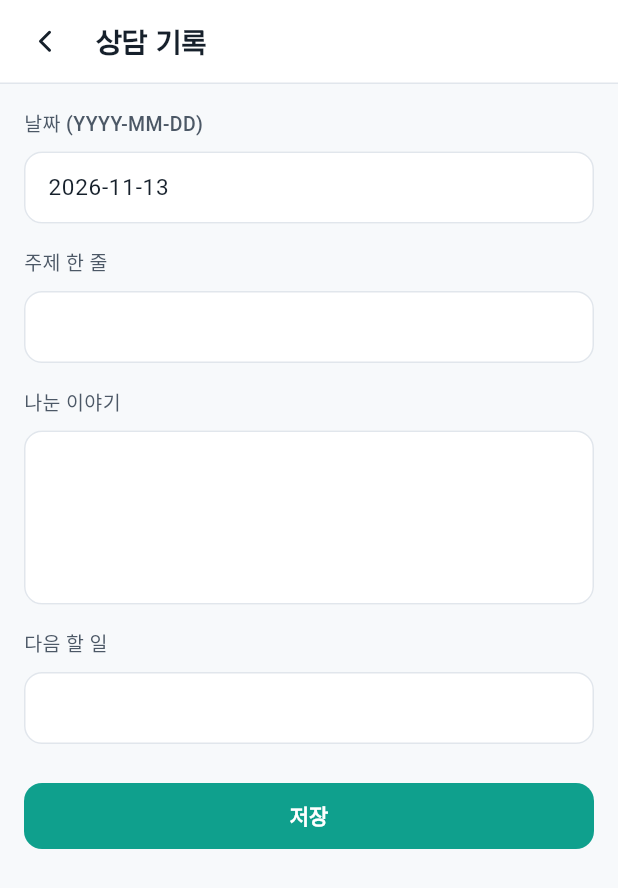
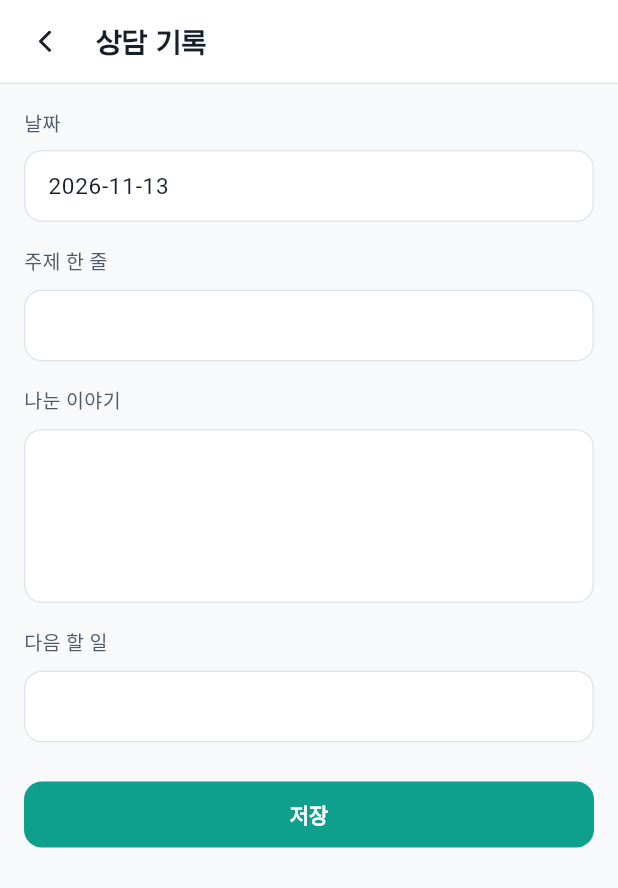
Before and after one commit to yahr/MyTechUncle, a Flutter app: the ConsultationForm widget shown alone on an empty page, opened directly with empty values, on a phone screen of 412 x 824 dp. Shown: the top 888 px of the screen. Run offline on Flutter 3.47's test engine with Material 3 defaults, Android fonts, the phone set to English and light mode, and no system bars; our stand-ins replace lucide_icons_flutter, shared_preferences; accounts and stored records are empty; network calls fail.

Commit message:
앱: 상담 기록 날짜 라벨에서 형식을 빼고 칸 안 안내로 (1.0.0+10)

```diff
--- a/app/lib/screens.dart
+++ b/app/lib/screens.dart
@@ -515,6 +515,7 @@ class _FormPageState extends State<_FormPage> {
               padding: const EdgeInsets.only(bottom: 16),
               child: DsField(
                 label: f.$2,
+                hint: f.$1 == 'date' ? 'YYYY-MM-DD' : null, // 날짜 형식은 라벨이 아니라 칸 안 안내로(구독 폼과 같게)
                 controller: ctl[f.$1]!,
                 minLines: f.multiline ? 4 : 1,
                 maxLines: f.multiline ? 12 : 1,
@@ -558,7 +559,7 @@ class ConsultationForm extends StatelessWidget {
         row: row,
         extra: {'customer_id': customerId, if (row == null) 'date': _today(), if (draft != null) 'content': draft},
         fields: const [
-          ('date', '날짜 (YYYY-MM-DD)', multiline: false, number: false),
+          ('date', '날짜', multiline: false, number: false),
           ('title', '주제 한 줄', multiline: false, number: false),
           ('content', '나눈 이야기', multiline: true, number: false),
           ('next_action', '다음 할 일', multiline: false, number: false),
--- a/app/pubspec.yaml
+++ b/app/pubspec.yaml
@@ -16,7 +16,7 @@ publish_to: 'none' # Remove this line if you wish to publish to pub.dev
 # https://developer.apple.com/library/archive/documentation/General/Reference/InfoPlistKeyReference/Articles/CoreFoundationKeys.html
 # In Windows, build-name is used as the major, minor, and patch parts
 # of the product and file versions while build-number is used as the build suffix.
-version: 1.0.0+9
+version: 1.0.0+10
 
 environment:
   sdk: ^3.11.5
```
